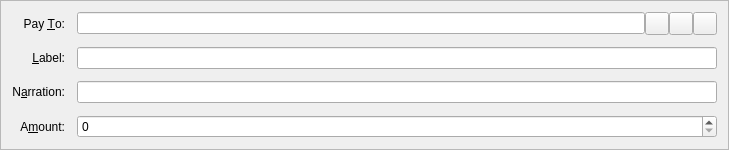
The window that src/qt/forms/sendcoinsentry.ui (wurstgelee/triangles) describes before a commit, drawn with Qt 5.
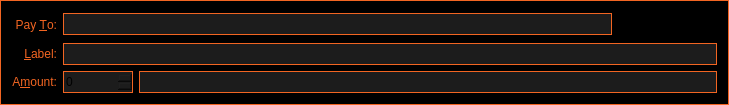
The same window after the commit. Icons and pictures are not drawn. Custom widgets are drawn as their Qt base class.

```diff
--- a/src/qt/forms/sendcoinsentry.ui
+++ b/src/qt/forms/sendcoinsentry.ui
@@ -7,12 +7,442 @@
     <x>0</x>
     <y>0</y>
     <width>729</width>
-    <height>142</height>
+    <height>103</height>
    </rect>
   </property>
+  <property name="palette">
+   <palette>
+    <active>
+     <colorrole role="WindowText">
+      <brush brushstyle="SolidPattern">
+       <color alpha="255">
+        <red>242</red>
+        <green>101</green>
+        <blue>34</blue>
+       </color>
+      </brush>
+     </colorrole>
+     <colorrole role="Button">
+      <brush brushstyle="SolidPattern">
+       <color alpha="255">
+        <red>0</red>
+        <green>0</green>
+        <blue>0</blue>
+       </color>
+      </brush>
+     </colorrole>
+     <colorrole role="Light">
+      <brush brushstyle="SolidPattern">
+       <color alpha="255">
+        <red>255</red>
+        <green>180</green>
+        <blue>144</blue>
+       </color>
+      </brush>
+     </colorrole>
+     <colorrole role="Midlight">
+      <brush brushstyle="SolidPattern">
+       <color alpha="255">
+        <red>248</red>
+        <green>140</green>
+        <blue>89</blue>
+       </color>
+      </brush>
+     </colorrole>
+     <colorrole role="Dark">
+      <brush brushstyle="SolidPattern">
+       <color alpha="255">
+        <red>121</red>
+        <green>50</green>
+        <blue>17</blue>
+       </color>
+      </brush>
+     </colorrole>
+     <colorrole role="Mid">
+      <brush brushstyle="SolidPattern">
+       <color alpha="255">
+        <red>161</red>
+        <green>67</green>
+        <blue>22</blue>
+       </color>
+      </brush>
+     </colorrole>
+     <colorrole role="Text">
+      <brush brushstyle="SolidPattern">
+       <color alpha="255">
+        <red>0</red>
+        <green>0</green>
+        <blue>0</blue>
+       </color>
+      </brush>
+     </colorrole>
+     <colorrole role="BrightText">
+      <brush brushstyle="SolidPattern">
+       <color alpha="255">
+        <red>255</red>
+        <green>255</green>
+        <blue>255</blue>
+       </color>
+      </brush>
+     </colorrole>
+     <colorrole role="ButtonText">
+      <brush brushstyle="SolidPattern">
+       <color alpha="255">
+        <red>0</red>
+        <green>0</green>
+        <blue>0</blue>
+       </color>
+      </brush>
+     </colorrole>
+     <colorrole role="Base">
+      <brush brushstyle="SolidPattern">
+       <color alpha="255">
+        <red>0</red>
+        <green>0</green>
+        <blue>0</blue>
+       </color>
+      </brush>
+     </colorrole>
+     <colorrole role="Window">
+      <brush brushstyle="SolidPattern">
+       <color alpha="255">
+        <red>0</red>
+        <green>0</green>
+        <blue>0</blue>
+       </color>
+      </brush>
+     </colorrole>
+     <colorrole role="Shadow">
+      <brush brushstyle="SolidPattern">
+       <color alpha="255">
+        <red>0</red>
+        <green>0</green>
+        <blue>0</blue>
+       </color>
+      </brush>
+     </colorrole>
+     <colorrole role="AlternateBase">
+      <brush brushstyle="SolidPattern">
+       <color alpha="255">
+        <red>248</red>
+        <green>178</green>
+        <blue>144</blue>
+       </color>
+      </brush>
+     </colorrole>
+     <colorrole role="ToolTipBase">
+      <brush brushstyle="SolidPattern">
+       <color alpha="255">
+        <red>255</red>
+        <green>255</green>
+        <blue>220</blue>
+       </color>
+      </brush>
+     </colorrole>
+     <colorrole role="ToolTipText">
+      <brush brushstyle="SolidPattern">
+       <color alpha="255">
+        <red>0</red>
+        <green>0</green>
+        <blue>0</blue>
+       </color>
+      </brush>
+     </colorrole>
+    </active>
+    <inactive>
+     <colorrole role="WindowText">
+      <brush brushstyle="SolidPattern">
+       <color alpha="255">
+        <red>242</red>
+        <green>101</green>
+        <blue>34</blue>
+       </color>
+      </brush>
+     </colorrole>
+     <colorrole role="Button">
+      <brush brushstyle="SolidPattern">
+       <color alpha="255">
+        <red>0</red>
+        <green>0</green>
+        <blue>0</blue>
+       </color>
+      </brush>
+     </colorrole>
+     <colorrole role="Light">
+      <brush brushstyle="SolidPattern">
+       <color alpha="255">
+        <red>255</red>
+        <green>180</green>
+        <blue>144</blue>
+       </color>
+      </brush>
+     </colorrole>
+     <colorrole role="Midlight">
+      <brush brushstyle="SolidPattern">
+       <color alpha="255">
+        <red>248</red>
+        <green>140</green>
+        <blue>89</blue>
+       </color>
+      </brush>
+     </colorrole>
+     <colorrole role="Dark">
+      <brush brushstyle="SolidPattern">
+       <color alpha="255">
+        <red>121</red>
+        <green>50</green>
+        <blue>17</blue>
+       </color>
+      </brush>
+     </colorrole>
+     <colorrole role="Mid">
+      <brush brushstyle="SolidPattern">
+       <color alpha="255">
+        <red>161</red>
+        <green>67</green>
+        <blue>22</blue>
+       </color>
+      </brush>
+     </colorrole>
+     <colorrole role="Text">
+      <brush brushstyle="SolidPattern">
+       <color alpha="255">
+        <red>0</red>
+        <green>0</green>
+        <blue>0</blue>
+       </color>
+      </brush>
+     </colorrole>
+     <colorrole role="BrightText">
+      <brush brushstyle="SolidPattern">
+       <color alpha="255">
+        <red>255</red>
+        <green>255</green>
+        <blue>255</blue>
+       </color>
+      </brush>
+     </colorrole>
+     <colorrole role="ButtonText">
+      <brush brushstyle="SolidPattern">
+       <color alpha="255">
+        <red>0</red>
+        <green>0</green>
+        <blue>0</blue>
+       </color>
+      </brush>
+     </colorrole>
+     <colorrole role="Base">
+      <brush brushstyle="SolidPattern">
+       <color alpha="255">
+        <red>0</red>
+        <green>0</green>
+        <blue>0</blue>
+       </color>
+      </brush>
+     </colorrole>
+     <colorrole role="Window">
+      <brush brushstyle="SolidPattern">
+       <color alpha="255">
+        <red>0</red>
+        <green>0</green>
+        <blue>0</blue>
+       </color>
+      </brush>
+     </colorrole>
+     <colorrole role="Shadow">
+      <brush brushstyle="SolidPattern">
+       <color alpha="255">
+        <red>0</red>
+        <green>0</green>
+        <blue>0</blue>
+       </color>
+      </brush>
+     </colorrole>
+     <colorrole role="AlternateBase">
+      <brush brushstyle="SolidPattern">
+       <color alpha="255">
+        <red>248</red>
+        <green>178</green>
+        <blue>144</blue>
+       </color>
+      </brush>
+     </colorrole>
+     <colorrole role="ToolTipBase">
+      <brush brushstyle="SolidPattern">
+       <color alpha="255">
+        <red>255</red>
+        <green>255</green>
+        <blue>220</blue>
+       </color>
+      </brush>
+     </colorrole>
+     <colorrole role="ToolTipText">
+      <brush brushstyle="SolidPattern">
+       <color alpha="255">
+        <red>0</red>
+        <green>0</green>
+        <blue>0</blue>
+       </color>
+      </brush>
+     </colorrole>
+    </inactive>
+    <disabled>
+     <colorrole role="WindowText">
+      <brush brushstyle="SolidPattern">
+       <color alpha="255">
+        <red>121</red>
+        <green>50</green>
+        <blue>17</blue>
+       </color>
+      </brush>
+     </colorrole>
+     <colorrole role="Button">
+      <brush brushstyle="SolidPattern">
+       <color alpha="255">
+        <red>0</red>
+        <green>0</green>
+        <blue>0</blue>
+       </color>
+      </brush>
+     </colorrole>
+     <colorrole role="Light">
+      <brush brushstyle="SolidPattern">
+       <color alpha="255">
+        <red>255</red>
+        <green>180</green>
+        <blue>144</blue>
+       </color>
+      </brush>
+     </colorrole>
+     <colorrole role="Midlight">
+      <brush brushstyle="SolidPattern">
+       <color alpha="255">
+        <red>248</red>
+        <green>140</green>
+        <blue>89</blue>
+       </color>
+      </brush>
+     </colorrole>
+     <colorrole role="Dark">
+      <brush brushstyle="SolidPattern">
+       <color alpha="255">
+        <red>121</red>
+        <green>50</green>
+        <blue>17</blue>
+       </color>
+      </brush>
+     </colorrole>
+     <colorrole role="Mid">
+      <brush brushstyle="SolidPattern">
+       <color alpha="255">
+        <red>161</red>
+        <green>67</green>
+        <blue>22</blue>
+       </color>
+      </brush>
+     </colorrole>
+     <colorrole role="Text">
+      <brush brushstyle="SolidPattern">
+       <color alpha="255">
+        <red>121</red>
+        <green>50</green>
+        <blue>17</blue>
+       </color>
+      </brush>
+     </colorrole>
+     <colorrole role="BrightText">
+      <brush brushstyle="SolidPattern">
+       <color alpha="255">
+        <red>255</red>
+        <green>255</green>
+        <blue>255</blue>
+       </color>
+      </brush>
+     </colorrole>
+     <colorrole role="ButtonText">
+      <brush brushstyle="SolidPattern">
+       <color alpha="255">
+        <red>121</red>
+        <green>50</green>
+        <blue>17</blue>
+       </color>
+      </brush>
+     </colorrole>
+     <colorrole role="Base">
+      <brush brushstyle="SolidPattern">
+       <color alpha="255">
+        <red>0</red>
+        <green>0</green>
+        <blue>0</blue>
+       </color>
+      </brush>
+     </colorrole>
+     <colorrole role="Window">
+      <brush brushstyle="SolidPattern">
+       <color alpha="255">
+        <red>0</red>
+        <green>0</green>
+        <blue>0</blue>
+       </color>
+      </brush>
+     </colorrole>
+     <colorrole role="Shadow">
+      <brush brushstyle="SolidPattern">
+       <color alpha="255">
+        <red>0</red>
+        <green>0</green>
+        <blue>0</blue>
+       </color>
+      </brush>
+     </colorrole>
+     <colorrole role="AlternateBase">
+      <brush brushstyle="SolidPattern">
+       <color alpha="255">
+        <red>242</red>
+        <green>101</green>
+        <blue>34</blue>
+       </color>
+      </brush>
+     </colorrole>
+     <colorrole role="ToolTipBase">
+      <brush brushstyle="SolidPattern">
+       <color alpha="255">
+        <red>255</red>
+        <green>255</green>
+        <blue>220</blue>
+       </color>
+      </brush>
+     </colorrole>
+     <colorrole role="ToolTipText">
+      <brush brushstyle="SolidPattern">
+       <color alpha="255">
+        <red>0</red>
+        <green>0</green>
+        <blue>0</blue>
+       </color>
+      </brush>
+     </colorrole>
+    </disabled>
+   </palette>
+  </property>
   <property name="windowTitle">
    <string>Form</string>
   </property>
+  <property name="styleSheet">
+   <string notr="true">#SendCoinsEntry{
+	background-color: #000;
+	border: 1px solid #f26522;
+	}
+
+TrianglesAmountField QAbstractItemView {
+	background-color: #1c1c1c;
+	selection-background-color:#61280E;
+	outline: 0px;
+	selection-color: #f26522; 
+	border: 1px solid #f26522;
+	color:#f26522;
+	}</string>
+  </property>
   <property name="frameShape">
    <enum>QFrame::StyledPanel</enum>
   </property>
@@ -20,24 +450,11 @@
    <enum>QFrame::Sunken</enum>
   </property>
   <layout class="QGridLayout" name="gridLayout">
-   <property name="spacing">
-    <number>12</number>
-   </property>
-   <item row="6" column="0">
-    <widget class="QLabel" name="label">
-     <property name="text">
-      <string>A&amp;mount:</string>
-     </property>
-     <property name="alignment">
-      <set>Qt::AlignRight|Qt::AlignTrailing|Qt::AlignVCenter</set>
-     </property>
-     <property name="buddy">
-      <cstring>payAmount</cstring>
-     </property>
-    </widget>
-   </item>
-   <item row="3" column="0">
+   <item row="0" column="0">
     <widget class="QLabel" name="label_2">
+     <property name="styleSheet">
+      <string notr="true">color: #f26522;</string>
+     </property>
      <property name="text">
       <string>Pay &amp;To:</string>
      </property>
@@ -49,72 +466,28 @@
      </property>
     </widget>
    </item>
-   <item row="6" column="1">
-    <widget class="TrianglesAmountField" name="payAmount"/>
-   </item>
-   <item row="4" column="1">
-    <layout class="QHBoxLayout" name="horizontalLayout_2">
-     <property name="spacing">
-      <number>0</number>
-     </property>
-     <item>
-      <widget class="QValidatedLineEdit" name="addAsLabel">
-       <property name="enabled">
-        <bool>true</bool>
-       </property>
-       <property name="toolTip">
-        <string>Enter a label for this address to add it to your address book</string>
-       </property>
-      </widget>
-     </item>
-    </layout>
-   </item>
-   <item row="5" column="0">
-    <widget class="QLabel" name="label_3">
-     <property name="text">
-      <string>N&amp;arration:</string>
-     </property>
-     <property name="alignment">
-      <set>Qt::AlignRight|Qt::AlignTrailing|Qt::AlignVCenter</set>
-     </property>
-     <property name="buddy">
-      <cstring>narration</cstring>
-     </property>
-    </widget>
-   </item>
-   <item row="5" column="1">
-    <widget class="QValidatedLineEdit" name="narration">
-     <property name="enabled">
-      <bool>true</bool>
-     </property>
-     <property name="toolTip">
-      <string>Enter a short note to send with payment (max 24 characters)</string>
-     </property>
-    </widget>
-   </item>
-   <item row="4" column="0">
-    <widget class="QLabel" name="label_4">
-     <property name="text">
-      <string>&amp;Label:</string>
-     </property>
-     <property name="alignment">
-      <set>Qt::AlignRight|Qt::AlignTrailing|Qt::AlignVCenter</set>
-     </property>
-     <property name="buddy">
-      <cstring>addAsLabel</cstring>
-     </property>
-    </widget>
-   </item>
-   <item row="3" column="1">
+   <item row="0" column="1" colspan="2">
     <layout class="QHBoxLayout" name="payToLayout">
      <property name="spacing">
-      <number>0</number>
+      <number>6</number>
      </property>
      <item>
       <widget class="QValidatedLineEdit" name="payTo">
+       <property name="minimumSize">
+        <size>
+         <width>0</width>
+         <height>22</height>
+        </size>
+       </property>
        <property name="toolTip">
         <string>The address to send the payment to  (e.g. TXc7mPCNFFpinDonuSH5PNVY9S8nBcvGQm)</string>
        </property>
+       <property name="styleSheet">
+        <string notr="true">QLineEdit {
+	background-color: #1c1c1c;
+	border: 1px solid #f26522;
+	}</string>
+       </property>
        <property name="maxLength">
         <number>34</number>
        </property>
@@ -125,6 +498,26 @@
        <property name="toolTip">
         <string>Choose address from address book</string>
        </property>
+       <property name="styleSheet">
+        <string notr="true">QToolButton {
+	text-align:left;
+	border: 0px solid gray;
+	padding: 3px 5px 3px 5px;
+	}
+
+QToolButton:pressed:flat {
+	color: #000;
+	background-color: #f26522;
+	}
+
+QToolButton:hover {
+	background-color: #61280E;
+	}
+
+QToolButton:!enabled {
+	color: #61280E;
+	}</string>
+       </property>
        <property name="text">
         <string/>
        </property>
@@ -142,6 +535,26 @@
        <property name="toolTip">
         <string>Paste address from clipboard</string>
        </property>
+       <property name="styleSheet">
+        <string notr="true">QToolButton {
+	text-align:left;
+	border: 0px solid gray;
+	padding: 3px 5px 3px 5px;
+	}
+
+QToolButton:pressed:flat {
+	color: #000;
+	background-color: #f26522;
+	}
+
+QToolButton:hover {
+	background-color: #61280E;
+	}
+
+QToolButton:!enabled {
+	color: #61280E;
+	}</string>
+       </property>
        <property name="text">
         <string/>
        </property>
@@ -159,6 +572,26 @@
        <property name="toolTip">
         <string>Remove this recipient</string>
        </property>
+       <property name="styleSheet">
+        <string notr="true">QToolButton {
+	text-align:left;
+	border: 0px solid gray;
+	padding: 3px 5px 3px 5px;
+	}
+
+QToolButton:pressed:flat {
+	color: #000;
+	background-color: #f26522;
+	}
+
+QToolButton:hover {
+	background-color: #61280E;
+	}
+
+QToolButton:!enabled {
+	color: #61280E;
+	}</string>
+       </property>
        <property name="text">
         <string/>
        </property>
@@ -170,20 +603,214 @@
      </item>
     </layout>
    </item>
+   <item row="1" column="0">
+    <widget class="QLabel" name="label_4">
+     <property name="styleSheet">
+      <string notr="true">color: #f26522;
+      </string>
+     </property>
+     <property name="text">
+      <string>&amp;Label:</string>
+     </property>
+     <property name="alignment">
+      <set>Qt::AlignRight|Qt::AlignTrailing|Qt::AlignVCenter</set>
+     </property>
+     <property name="buddy">
+      <cstring>addAsLabel</cstring>
+     </property>
+    </widget>
+   </item>
+   <item row="1" column="1" colspan="2">
+    <widget class="QValidatedLineEdit" name="addAsLabel">
+     <property name="enabled">
+      <bool>true</bool>
+     </property>
+     <property name="minimumSize">
+      <size>
+       <width>0</width>
+       <height>22</height>
+      </size>
+     </property>
+     <property name="toolTip">
+      <string>Enter a label for this address to add it to your address book</string>
+     </property>
+     <property name="styleSheet">
+      <string notr="true">QLineEdit {
+	background-color: #1c1c1c;
+	border: 1px solid #f26522;
+	}</string>
+     </property>
+    </widget>
+   </item>
+   <item row="2" column="0">
+    <widget class="QLabel" name="label">
+     <property name="minimumSize">
+      <size>
+       <width>0</width>
+       <height>20</height>
+      </size>
+     </property>
+     <property name="styleSheet">
+      <string notr="true">color: #f26522;
+      </string>
+     </property>
+     <property name="text">
+      <string>A&amp;mount:</string>
+     </property>
+     <property name="alignment">
+      <set>Qt::AlignRight|Qt::AlignTrailing|Qt::AlignVCenter</set>
+     </property>
+     <property name="buddy">
+      <cstring>payAmount</cstring>
+     </property>
+    </widget>
+   </item>
+   <item row="2" column="1">
+    <widget class="TrianglesAmountField" name="payAmount">
+     <property name="minimumSize">
+      <size>
+       <width>70</width>
+       <height>22</height>
+      </size>
+     </property>
+     <property name="palette">
+      <palette>
+       <active>
+        <colorrole role="Button">
+         <brush brushstyle="SolidPattern">
+          <color alpha="255">
+           <red>28</red>
+           <green>28</green>
+           <blue>28</blue>
+          </color>
+         </brush>
+        </colorrole>
+        <colorrole role="Base">
+         <brush brushstyle="SolidPattern">
+          <color alpha="255">
+           <red>28</red>
+           <green>28</green>
+           <blue>28</blue>
+          </color>
+         </brush>
+        </colorrole>
+        <colorrole role="Window">
+         <brush brushstyle="SolidPattern">
+          <color alpha="255">
+           <red>28</red>
+           <green>28</green>
+           <blue>28</blue>
+          </color>
+         </brush>
+        </colorrole>
+       </active>
+       <inactive>
+        <colorrole role="Button">
+         <brush brushstyle="SolidPattern">
+          <color alpha="255">
+           <red>28</red>
+           <green>28</green>
+           <blue>28</blue>
+          </color>
+         </brush>
+        </colorrole>
+        <colorrole role="Base">
+         <brush brushstyle="SolidPattern">
+          <color alpha="255">
+           <red>28</red>
+           <green>28</green>
+           <blue>28</blue>
+          </color>
+         </brush>
+        </colorrole>
+        <colorrole role="Window">
+         <brush brushstyle="SolidPattern">
+          <color alpha="255">
+           <red>28</red>
+           <green>28</green>
+           <blue>28</blue>
+          </color>
+         </brush>
+        </colorrole>
+       </inactive>
+       <disabled>
+        <colorrole role="Button">
+         <brush brushstyle="SolidPattern">
+          <color alpha="255">
+           <red>28</red>
+           <green>28</green>
+           <blue>28</blue>
+          </color>
+         </brush>
+        </colorrole>
+        <colorrole role="Base">
+         <brush brushstyle="SolidPattern">
+          <color alpha="255">
+           <red>28</red>
+           <green>28</green>
+           <blue>28</blue>
+          </color>
+         </brush>
+        </colorrole>
+        <colorrole role="Window">
+         <brush brushstyle="SolidPattern">
+          <color alpha="255">
+           <red>28</red>
+           <green>28</green>
+           <blue>28</blue>
+          </color>
+         </brush>
+        </colorrole>
+       </disabled>
+      </palette>
+     </property>
+     <property name="contextMenuPolicy">
+      <enum>Qt::NoContextMenu</enum>
+     </property>
+     <property name="styleSheet">
+      <string notr="true">border: 1px solid #f26522;
+	background-color: #1c1c1c;
+      </string>
+     </property>
+    </widget>
+   </item>
+   <item row="2" column="2">
+    <widget class="QValidatedLineEdit" name="narration">
+     <property name="enabled">
+      <bool>true</bool>
+     </property>
+     <property name="minimumSize">
+      <size>
+       <width>0</width>
+       <height>22</height>
+      </size>
+     </property>
+     <property name="toolTip">
+      <string>Enter a short note to send with payment (max 24 characters)</string>
+     </property>
+     <property name="styleSheet">
+      <string notr="true">QLineEdit
+	{
+	background-color: #1c1c1c;
+	border: 1px solid #f26522;
+	}</string>
+     </property>
+    </widget>
+   </item>
   </layout>
  </widget>
  <customwidgets>
+  <customwidget>
+   <class>QValidatedLineEdit</class>
+   <extends>QLineEdit</extends>
+   <header>qvalidatedlineedit.h</header>
+  </customwidget>
   <customwidget>
    <class>TrianglesAmountField</class>
    <extends>QSpinBox</extends>
    <header>trianglesamountfield.h</header>
    <container>1</container>
   </customwidget>
-  <customwidget>
-   <class>QValidatedLineEdit</class>
-   <extends>QLineEdit</extends>
-   <header>qvalidatedlineedit.h</header>
-  </customwidget>
  </customwidgets>
  <resources>
   <include location="../triangles.qrc"/>
```
Left out of the diff: 4 changed lines with no effect on the pictures.
